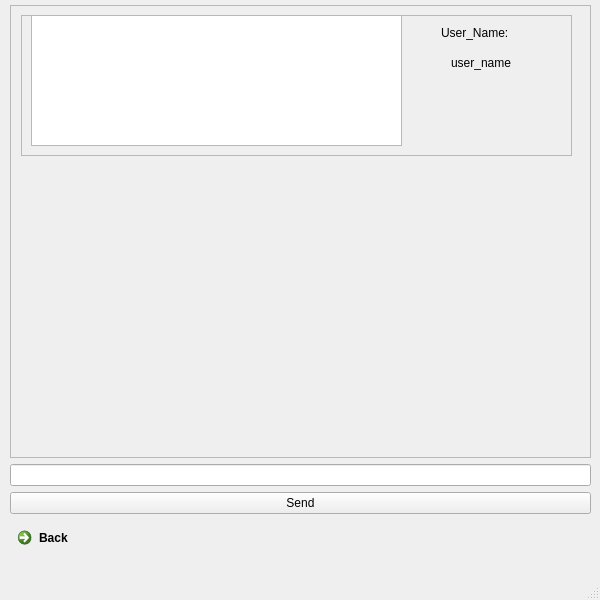
First picture: the form in ui/chat.ui, repository PooyaFekri/LinkedIn, before the edit.
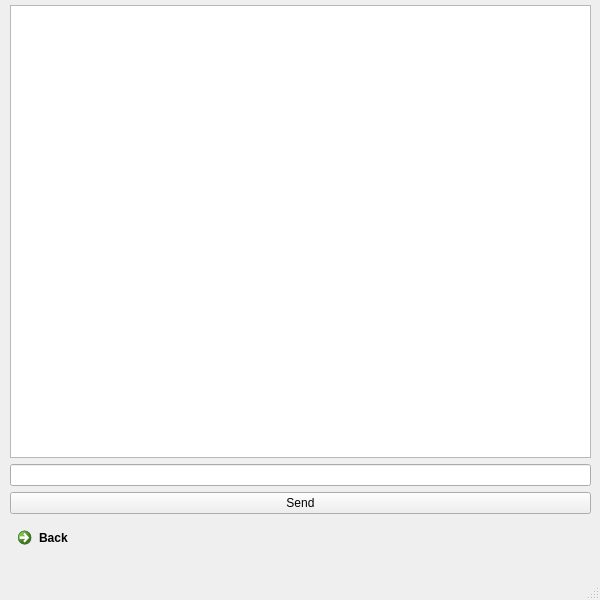
Second picture: the form after the edit.

```diff
--- a/ui/chat.ui
+++ b/ui/chat.ui
@@ -14,7 +14,7 @@
    <string>MainWindow</string>
   </property>
   <widget class="QWidget" name="centralwidget">
-   <widget class="QWidget" name="">
+   <widget class="QWidget" name="layoutWidget">
     <property name="geometry">
      <rect>
       <x>10</x>
@@ -25,73 +25,7 @@
     </property>
     <layout class="QVBoxLayout" name="verticalLayout">
      <item>
-      <widget class="QScrollArea" name="scrollArea">
-       <property name="widgetResizable">
-        <bool>true</bool>
-       </property>
-       <widget class="QWidget" name="scrollAreaWidgetContents">
-        <property name="geometry">
-         <rect>
-          <x>0</x>
-          <y>0</y>
-          <width>577</width>
-          <height>443</height>
-         </rect>
-        </property>
-        <widget class="QFrame" name="chat_frame">
-         <property name="geometry">
-          <rect>
-           <x>10</x>
-           <y>9</y>
-           <width>551</width>
-           <height>141</height>
-          </rect>
-         </property>
-         <property name="frameShape">
-          <enum>QFrame::StyledPanel</enum>
-         </property>
-         <property name="frameShadow">
-          <enum>QFrame::Raised</enum>
-         </property>
-         <widget class="QTextBrowser" name="textBrowser_message">
-          <property name="geometry">
-           <rect>
-            <x>10</x>
-            <y>0</y>
-            <width>371</width>
-            <height>131</height>
-           </rect>
-          </property>
-         </widget>
-         <widget class="QLabel" name="label">
-          <property name="geometry">
-           <rect>
-            <x>420</x>
-            <y>10</y>
-            <width>81</width>
-            <height>16</height>
-           </rect>
-          </property>
-          <property name="text">
-           <string>User_Name:</string>
-          </property>
-         </widget>
-         <widget class="QLabel" name="username_label">
-          <property name="geometry">
-           <rect>
-            <x>430</x>
-            <y>40</y>
-            <width>71</width>
-            <height>16</height>
-           </rect>
-          </property>
-          <property name="text">
-           <string>user_name</string>
-          </property>
-         </widget>
-        </widget>
-       </widget>
-      </widget>
+      <widget class="QTextBrowser" name="textBrowser_chat"/>
      </item>
      <item>
       <widget class="QLineEdit" name="lineEdit_message"/>
```
